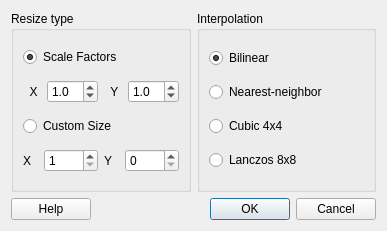
Above: resizedialog.ui from mbobowsk/DarQwin before the change. Below: the same form after it.
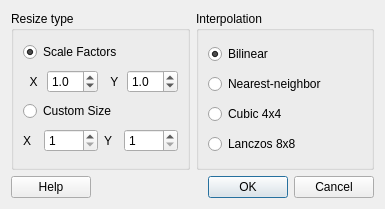
That is the form after the change.

Diff of the .ui file:
```diff
--- a/resizedialog.ui
+++ b/resizedialog.ui
@@ -6,8 +6,8 @@
    <rect>
     <x>0</x>
     <y>0</y>
-    <width>387</width>
-    <height>231</height>
+    <width>385</width>
+    <height>209</height>
    </rect>
   </property>
   <property name="windowTitle">
@@ -121,6 +121,9 @@
         </item>
         <item>
          <widget class="QSpinBox" name="customYSpinBox">
+          <property name="minimum">
+           <number>1</number>
+          </property>
           <property name="maximum">
            <number>2000</number>
           </property>
```
